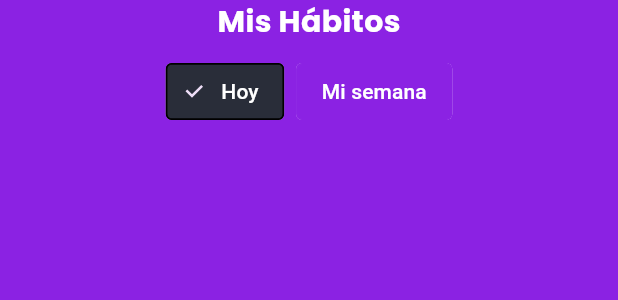
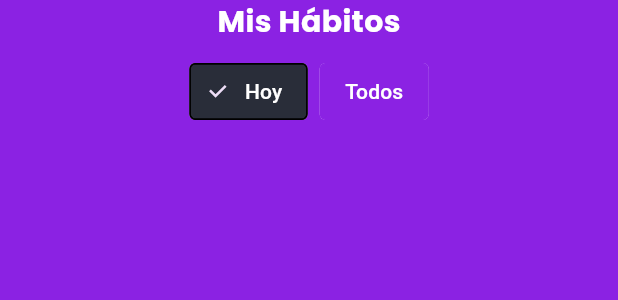
Before and after one commit to diegoZarateFer/stubit, a Flutter app: the HabitsList widget shown alone on an empty page, opened directly with empty values, on a phone screen of 412 x 824 dp. Shown: the top 300 px of the screen. Run offline on Flutter 3.47's test engine with Material 3 defaults, Android fonts, the phone set to English and light mode, and no system bars; our stand-ins replace audioplayers, cloud_firestore, concentric_transition, firebase_auth, firebase_core, flutter_rating_bar and 4 more; missing offline and left inert: day_picker; accounts and stored records are empty.

Commit message:
Agregando filtros a la lista de hábitos.

```diff
--- a/lib/widgets/habits_list.dart
+++ b/lib/widgets/habits_list.dart
@@ -78,7 +78,7 @@ class _HabitsListState extends State<HabitsList> {
             const SizedBox(width: 8),
             FilterChip(
               label: const Text(
-                "Mi semana",
+                "Todos",
                 style: TextStyle(
                   color: Colors.white,
                 ),
```
